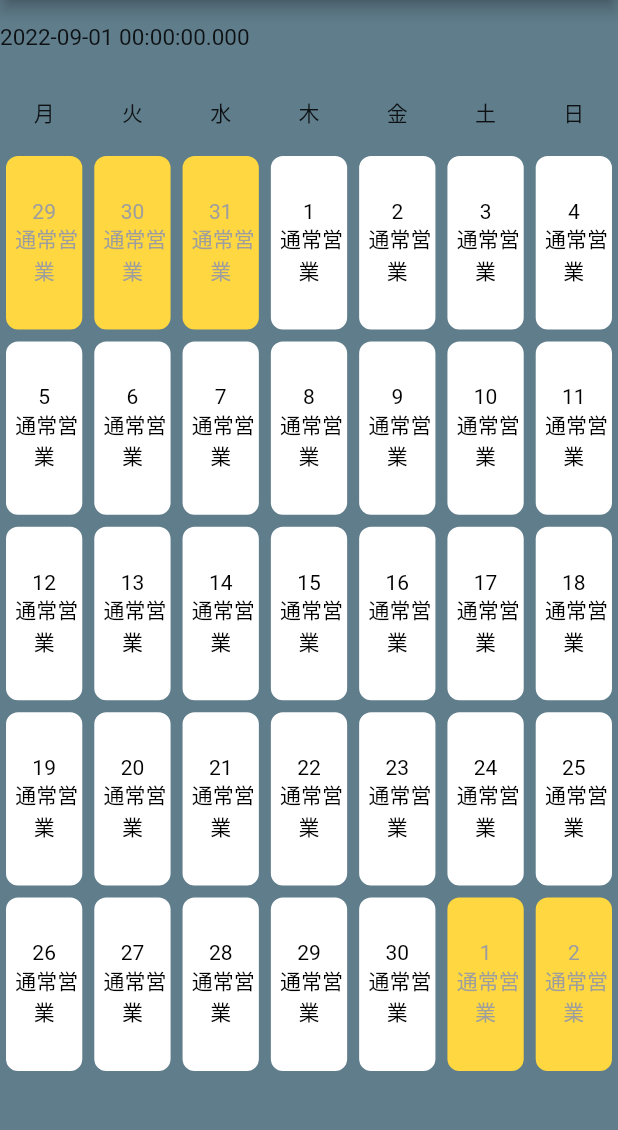
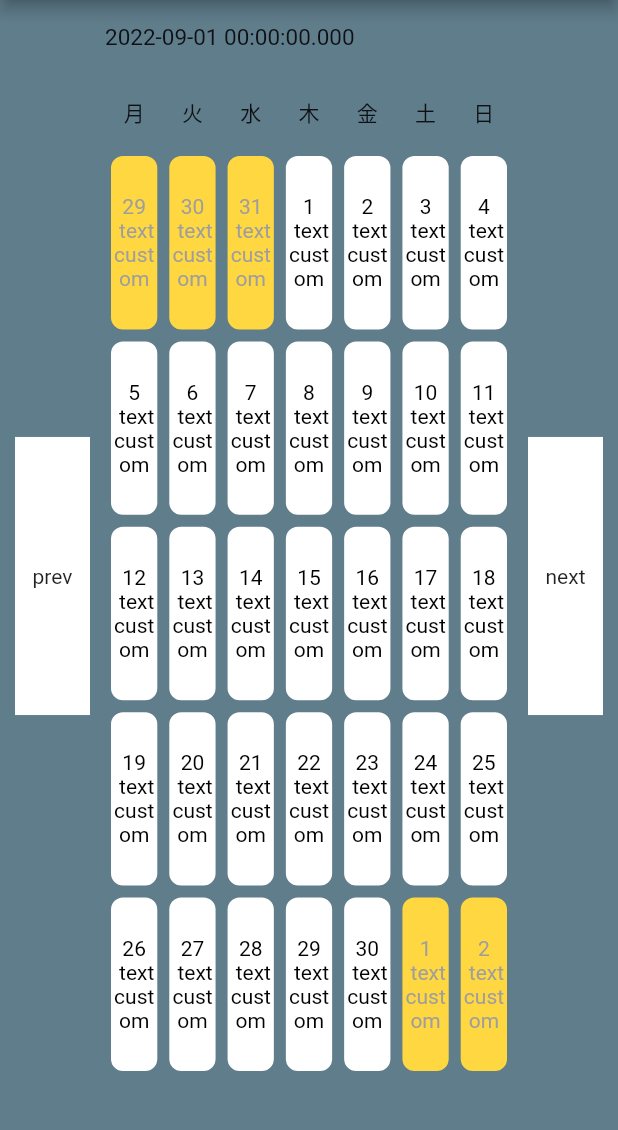
Before and after one commit to thanhitutc/flutter_calendar_custom, a Flutter app: the screen it shows after launch, on a phone screen of 412 x 824 dp, the part 84-1214 px from its top. Run offline on Flutter 3.47's test engine with Material 2 defaults, Android fonts, the phone set to English and light mode, and no system bars.

Commit message:
add button navigation

```diff
--- a/lib/calendarro/calendarro.dart
+++ b/lib/calendarro/calendarro.dart
@@ -1,24 +1,24 @@
 library calendarro;
 
-import 'package:demo_calendar/calendarro/date_range.dart';
 import 'package:demo_calendar/calendarro/default_weekday_labels_row.dart';
 import 'package:demo_calendar/calendarro/date_utils.dart';
 import 'package:flutter/material.dart' hide DateUtils;
 import 'package:intl/intl.dart';
 
 typedef DateTimeCallback = void Function(DateTime datetime);
-typedef CurrentPageCallback = void Function(DateTime pageStartDate, DateTime pageEndDate);
+typedef MonthSelectedCallback = void Function(DateTime pageStartDate, DateTime pageEndDate);
 
 class Calendar extends StatefulWidget {
   final DateTime startDate;
   final DateTime endDate;
   final DateTimeCallback? onTap;
-  final CurrentPageCallback? onPageSelected;
+  final MonthSelectedCallback? onMonthSelected;
   final DateTime? selectedSingleDate;
   final List<DateTime> selectedDates;
   late final int startDayOffset;
   final double dayLabelHeight;
   final double monthLabelHeight;
+  final double navigationButtonWidth;
 
   Calendar({
     Key? key,
@@ -27,9 +27,10 @@ class Calendar extends StatefulWidget {
     List<DateTime>? selectedDates,
     this.selectedSingleDate,
     this.onTap,
-    this.onPageSelected,
+    this.onMonthSelected,
     this.dayLabelHeight = 50.0,
     this.monthLabelHeight = 50.0,
+    this.navigationButtonWidth = 50.0,
   })  :
         startDate = DateUtils.toMidnight(startDate ?? DateUtils.getFirstDayOfCurrentMonth()),
         endDate = DateUtils.toMidnight(endDate ?? DateUtils.getLastDayOfCurrentMonth()),
@@ -37,7 +38,7 @@ class Calendar extends StatefulWidget {
         super(key: key) {
     startDayOffset = this.startDate.weekday - DateTime.monday;
     if (this.startDate.isAfter(this.endDate)) {
-      throw ArgumentError("Calendarro: startDate is after the endDate");
+      throw ArgumentError("Calendar: startDate is after the endDate");
     }
   }
 
@@ -48,18 +49,17 @@ class Calendar extends StatefulWidget {
 }
 
 class CalendarState extends State<Calendar> {
-  DateTime? _selectedSingleDate;
-  late double _availableHeight;
-  int _maxWeeksNumber = 5;
-  int? _pagesCount;
-  PageView? _pageView;
-  late DateTime _month;
+  List<DateTime> _selectedDates = [];
+  int _maxWeeksNumber = 6;
+  late int _startDayOffset = _startDate.weekday - DateTime.monday;
+  late DateTime _startDate;
+  late DateTime _endDate;
 
   @override
   void initState() {
     super.initState();
-    _month = widget.startDate;
-    _selectedSingleDate ??= widget.startDate;
+    _startDate = widget.startDate;
+    _endDate = widget.endDate;
   }
 
   void setSelectedDate(DateTime date) {
@@ -70,102 +70,103 @@ class CalendarState extends State<Calendar> {
     } else {
       widget.selectedDates.add(date);
     }
-  }
-
-  void setCurrentDate(DateTime date) {
     setState(() {
-      int page = widget.getPageForDate(date);
-      _pageView?.controller.jumpToPage(page);
+      _selectedDates = widget.selectedDates;
     });
   }
 
   @override
   Widget build(BuildContext context) {
-    _pagesCount = DateUtils.calculateMonthsDifference(widget.startDate, widget.endDate) + 1;
-    final selectedDate = _selectedSingleDate;
-    _pageView = PageView.builder(
-      itemBuilder: (context, position) => Column(
-        children: [
-          _Month(date: _month, height: widget.monthLabelHeight),
-          _buildCalendarPageInMonthsMode(position),
-        ],
-      ),
-      itemCount: _pagesCount,
-      controller: PageController(
-          initialPage:
-          selectedDate != null ? widget.getPageForDate(selectedDate) : 0),
-      onPageChanged: (page) {
-        if (widget.onPageSelected != null) {
-          DateRange pageDateRange = _calculatePageDateRangeInMonthsMode(page);
-          widget.onPageSelected?.call(pageDateRange.startDate, pageDateRange.endDate);
-          setState(() {
-            _month = pageDateRange.startDate;
-          });
-        }
-      },
-    );
-
-     _availableHeight = MediaQuery.of(context).size.height -
+     final availableHeight = MediaQuery.of(context).size.height -
         AppBar().preferredSize.height -
         widget.dayLabelHeight -
         MediaQuery.of(context).padding.top -
         MediaQuery.of(context).padding.bottom;
      _maxWeeksNumber = DateUtils.calculateMaxWeeksNumberMonthly(
-        widget.startDate,
-        widget.endDate,
+        _startDate,
+        _endDate,
      );
+
     return Container(
       color: Colors.blueGrey,
-      height: _availableHeight,
-      child: _pageView,
+      height: availableHeight,
+      child: Row(mainAxisAlignment: MainAxisAlignment.spaceEvenly,
+        children: [
+        InkWell(
+          onTap: () {
+            final firstDayPreviousMonth = DateUtils.getFirstDayOfPreviousMonth(_startDate);
+            final lastDayPreviousMonth = DateUtils.getLastDayOfPreviousMonth(_startDate);
+            setState(() {
+              _startDate = firstDayPreviousMonth;
+              _endDate = lastDayPreviousMonth;
+              _startDayOffset = _startDate.weekday - DateTime.monday;
+              _maxWeeksNumber = DateUtils.calculateMaxWeeksNumberMonthly(
+                _startDate,
+                _endDate,
               );
-  }
-
-  Widget _buildCalendarPageInMonthsMode(int position) {
-    DateRange pageDateRange = _calculatePageDateRangeInMonthsMode(position);
-    return _CalendarPage(
-      pageStartDate: pageDateRange.startDate,
-      pageEndDate: pageDateRange.endDate,
+            });
+            widget.onMonthSelected?.call(
+              firstDayPreviousMonth.add(Duration(days: - _startDayOffset)),
+              lastDayPreviousMonth.add(Duration(days: (_maxWeeksNumber * 7 - _startDayOffset - lastDayPreviousMonth.day))),
+            );
+          },
+          customBorder: RoundedRectangleBorder(borderRadius: BorderRadius.circular(20)),
+          child: Container(
+            margin: const EdgeInsets.symmetric(horizontal: 10),
+            color: Colors.white,
+            width: widget.navigationButtonWidth,
+            height: (availableHeight - widget.dayLabelHeight - widget.monthLabelHeight)/_maxWeeksNumber * 1.5,
+            child: const Center(child: Text('prev', textAlign: TextAlign.center,))),
+          ),
+        SizedBox(
+            width: MediaQuery.of(context).size.width - widget.navigationButtonWidth * 2 - 40,
+            child: Column(
+              children: [
+                _Month(date: _startDate, height: widget.monthLabelHeight),
+                _CalendarPage(
+                  pageStartDate: _startDate,
+                  pageEndDate: _endDate,
                   weekdayLabelsRow: CalendarWeekdayLabelsView(height: widget.dayLabelHeight),
-      dayItemHeight: (_availableHeight - widget.dayLabelHeight - widget.monthLabelHeight)/_maxWeeksNumber,
-      selectedDates: widget.selectedDates,
+                  dayItemHeight: (availableHeight - widget.dayLabelHeight - widget.monthLabelHeight)/_maxWeeksNumber,
+                  selectedDates: _selectedDates,
+                  startDayOffset: _startDayOffset,
                   onTap: (date) {
                     widget.onTap?.call(date);
                     setSelectedDate(date);
-        setCurrentDate(date);
                   },
+                ),
+              ],
+            ),
+        ),
+          InkWell(
+            onTap: ()  {
+              final firstDayNextMonth = DateUtils.getFirstDayOfNextMonth(_startDate);
+              final lastDayNextMonth = DateUtils.getLastDayOfNextMonth(_startDate);
+              setState(() {
+                _startDate = firstDayNextMonth;
+                _endDate = lastDayNextMonth;
+                _startDayOffset = _startDate.weekday - DateTime.monday;
+                _maxWeeksNumber = DateUtils.calculateMaxWeeksNumberMonthly(
+                  _startDate,
+                  _endDate,
                 );
-  }
-
-  DateRange _calculatePageDateRangeInMonthsMode(int pagePosition) {
-    final count = _pagesCount;
-    if (count == null) {
-      throw StateError('pagesCount is null');
-    }
-
-    DateTime pageStartDate;
-    DateTime pageEndDate;
-
-    if (pagePosition == 0) {
-      pageStartDate = widget.startDate;
-      if (count <= 1) {
-        pageEndDate = widget.endDate;
-      } else {
-        var lastDayOfMonth = DateUtils.getLastDayOfMonth(widget.startDate);
-        pageEndDate = lastDayOfMonth;
-      }
-    } else if (pagePosition == count - 1) {
-      pageStartDate = DateUtils.getFirstDayOfMonth(widget.endDate);
-      pageEndDate = widget.endDate;
-    } else {
-      DateTime firstDateOfCurrentMonth = DateUtils.addMonths(
-          widget.startDate,
-          pagePosition);
-      pageStartDate = firstDateOfCurrentMonth;
-      pageEndDate = DateUtils.getLastDayOfMonth(firstDateOfCurrentMonth);
-    }
-
-    return DateRange(pageStartDate, pageEndDate);
+              });
+              print("thanh_max week: $_maxWeeksNumber");
+              widget.onMonthSelected?.call(
+                firstDayNextMonth.add(Duration(days: - _startDayOffset)),
+                lastDayNextMonth.add(Duration(days: (_maxWeeksNumber * 7 - _startDayOffset - lastDayNextMonth.day))),
+              );
+            },
+            customBorder: RoundedRectangleBorder(borderRadius: BorderRadius.circular(20)),
+            child: Container(
+                margin: EdgeInsets.symmetric(horizontal: 10),
+                color: Colors.white,
+                width: widget.navigationButtonWidth,
+                height: (availableHeight - widget.dayLabelHeight - widget.monthLabelHeight)/_maxWeeksNumber * 1.5,
+                child: const Center(child: Text('next', textAlign: TextAlign.center,))),
+          ),
+      ],),
+    );
   }
 }
 
@@ -181,22 +182,22 @@ class _CalendarPage extends StatelessWidget {
   final List<DateTime> selectedDates;
   final DateTimeCallback? onTap;
 
-  _CalendarPage({
-    Key? key,
+  const _CalendarPage({
     required this.pageStartDate,
     required this.pageEndDate,
     required this.weekdayLabelsRow,
     required this.dayItemHeight,
     required this.selectedDates,
+    required this.startDayOffset,
     this.onTap,
-  }) : startDayOffset = pageStartDate.weekday - DateTime.monday, super(key: key);
+  });
 
   @override
   Widget build(BuildContext context) {
     return Container(
         color: Colors.blueGrey,
         child: Column(
-            mainAxisSize: MainAxisSize.min,
+            mainAxisSize: MainAxisSize.max,
             children: buildRows(
                 dayItemHeight: dayItemHeight,
                 selectedDates: selectedDates,
@@ -217,8 +218,7 @@ class _CalendarPage extends StatelessWidget {
     DateTime rowLastDayDate = DateUtils.addDaysToDate(pageStartDate, 6 - startDayOffset);
 
     if (pageEndDate.isAfter(rowLastDayDate)) {
-      rows.add(Row(
-          children: buildCalendarRow(
+      rows.add(Row(children: buildCalendarRow(
         rowStartDate: pageStartDate.add(Duration(days: -startDayOffset)),
         rowEndDate: rowLastDayDate,
         dayItemHeight: dayItemHeight,
@@ -356,7 +356,7 @@ class _CalendarDayItem extends StatelessWidget {
               decoration: boxDecoration,
               child: Center(
                   child: Text(
-                    "${date.day} \n 通常営業",
+                    "${date.day} \n text custom",
                     textAlign: TextAlign.center,
                     style: TextStyle(color: textColor),
                   ))),
--- a/lib/calendarro/date_range.dart
+++ /dev/null
@@ -1,6 +0,0 @@
-class DateRange {
-  DateTime startDate;
-  DateTime endDate;
-
-  DateRange(this.startDate, this.endDate);
-}
--- a/lib/main.dart
+++ b/lib/main.dart
@@ -30,6 +30,9 @@ class MyHomePage extends StatelessWidget {
     final monthCalendarro = Calendar(
         startDate: startDate,
         endDate: endDate,
+        onMonthSelected: (startDate, endDate) => {
+          print('thanh_callback =>>>>>>>>>>==== $startDate - $endDate')
+        },
         onTap: (date) {
           print("onTap: $date");
         });
@@ -38,14 +41,10 @@ class MyHomePage extends StatelessWidget {
         title: Text(title),
       ),
       body: Container(
-        color: Colors.blueGrey,
+        color: Colors.yellow,
         height: MediaQuery.of(context).size.height,
-        child: Column(
-          children: <Widget>[
-            // Container(height: 100.0),
-            monthCalendarro
-          ],
-        ),
+        width: MediaQuery.of(context).size.width,
+        child: monthCalendarro,
       ),
     );
   }
```
Also changed, not shown: lib/calendarro/date_utils.dart (+17 -13 lines). Lines whose indentation alone changed are shown as unchanged.
